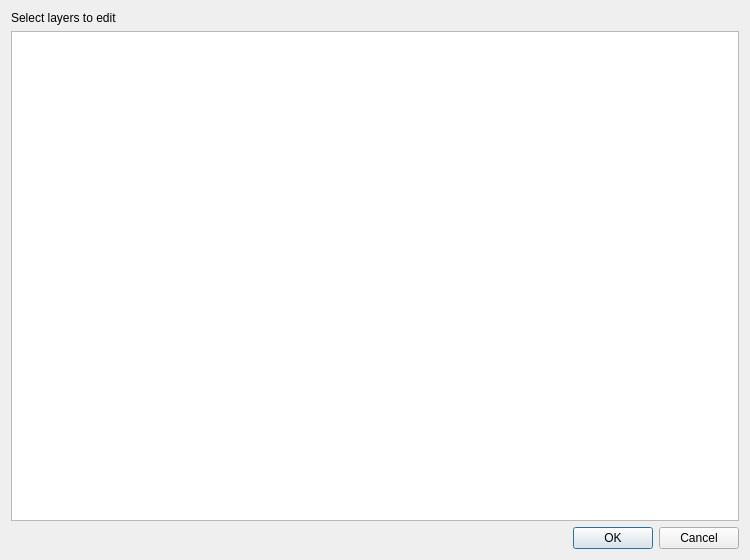
This is guided_offline_editing_dialog_base.ui in ygversil/qgis-guided-offline-editing as Qt 5 draws it before an edit. The edited form follows.
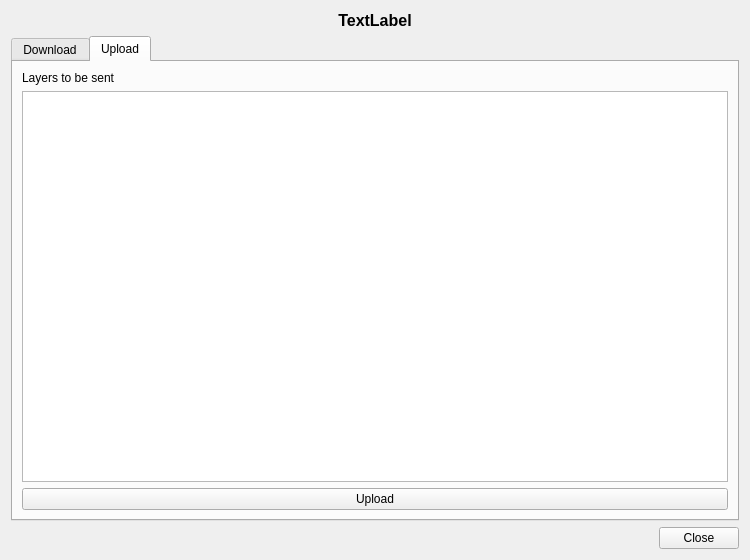
This is the edited form.

What changed in the file:
```diff
--- a/guided_offline_editing_dialog_base.ui
+++ b/guided_offline_editing_dialog_base.ui
@@ -14,17 +14,25 @@
    <string>Guided Offline Editing Plugin</string>
   </property>
   <layout class="QGridLayout" name="gridLayout">
-   <item row="0" column="0">
-    <layout class="QVBoxLayout" name="mainSelectLayerLayout">
+   <item row="1" column="0">
+    <widget class="QTabWidget" name="tabWidget">
+     <property name="currentIndex">
+      <number>1</number>
+     </property>
+     <widget class="QWidget" name="downloadTab">
+      <attribute name="title">
+       <string>Download</string>
+      </attribute>
+      <layout class="QVBoxLayout" name="verticalLayout">
      <item>
-      <widget class="QLabel" name="selectLayerLabel">
+        <widget class="QLabel" name="downloadLayerLabel">
        <property name="text">
         <string>Select layers to edit</string>
        </property>
       </widget>
      </item>
      <item>
-      <widget class="QTableView" name="layerTable">
+        <widget class="QTableView" name="downloadLayerTable">
        <property name="selectionMode">
         <enum>QAbstractItemView::MultiSelection</enum>
        </property>
@@ -34,16 +42,66 @@
       </widget>
      </item>
      <item>
-      <widget class="QDialogButtonBox" name="okCancelButtonBox">
-       <property name="orientation">
-        <enum>Qt::Horizontal</enum>
-       </property>
+        <widget class="QPushButton" name="downloadButton">
+         <property name="text">
+          <string>Download</string>
+         </property>
+        </widget>
+       </item>
+      </layout>
+     </widget>
+     <widget class="QWidget" name="uploadTab">
+      <attribute name="title">
+       <string>Upload</string>
+      </attribute>
+      <layout class="QVBoxLayout" name="verticalLayout_2">
+       <item>
+        <widget class="QLabel" name="uploadLayerlabel">
+         <property name="text">
+          <string>Layers to be sent</string>
+         </property>
+        </widget>
+       </item>
+       <item>
+        <widget class="QListView" name="uploadLayerList"/>
+       </item>
+       <item>
+        <widget class="QPushButton" name="uploadButton">
+         <property name="text">
+          <string>Upload</string>
+         </property>
+        </widget>
+       </item>
+      </layout>
+     </widget>
+    </widget>
+   </item>
+   <item row="2" column="0">
+    <widget class="QDialogButtonBox" name="closeButtonBox">
        <property name="standardButtons">
-        <set>QDialogButtonBox::Cancel|QDialogButtonBox::Ok</set>
+      <set>QDialogButtonBox::Close</set>
        </property>
       </widget>
      </item>
-    </layout>
+   <item row="0" column="0">
+    <widget class="QLabel" name="dbTitleLable">
+     <property name="font">
+      <font>
+       <pointsize>12</pointsize>
+       <weight>75</weight>
+       <bold>true</bold>
+      </font>
+     </property>
+     <property name="text">
+      <string>TextLabel</string>
+     </property>
+     <property name="textFormat">
+      <enum>Qt::PlainText</enum>
+     </property>
+     <property name="alignment">
+      <set>Qt::AlignCenter</set>
+     </property>
+    </widget>
    </item>
   </layout>
  </widget>
```
Left out of the diff: 35 changed lines with no effect on the pictures. Lines whose indentation alone changed are shown as unchanged.
